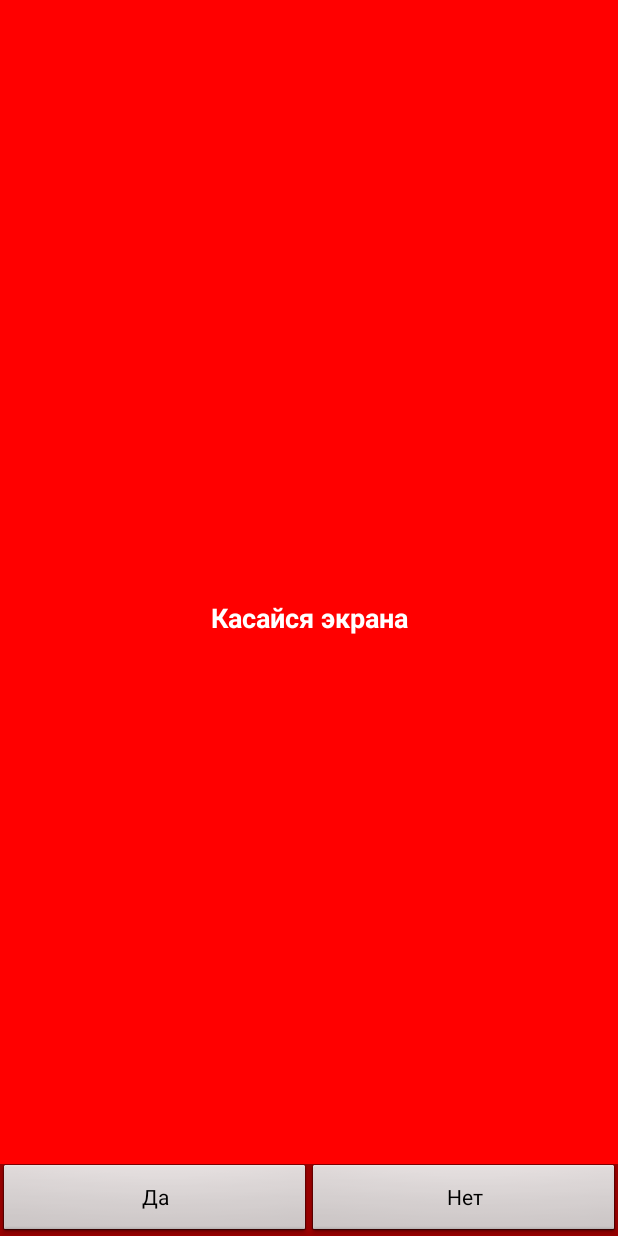
After one commit to teemiik/Express_test, an Android app: the layout activity_screen_test.xml on its own in the app's theme, with its tools: preview values and no code run, on a phone screen of 412 x 824 dp. The commit adds this screen. Run offline under Robolectric (Android 15) with nearby library versions, the phone set to English and light mode, and no system bars.

Commit message:
ScreenTest

```diff
--- /dev/null
+++ b/app/src/main/res/layout/activity_screen_test.xml
@@ -0,0 +1,60 @@
+<FrameLayout xmlns:android="http://schemas.android.com/apk/res/android"
+    xmlns:tools="http://schemas.android.com/tools"
+    android:layout_width="match_parent"
+    android:layout_height="match_parent"
+    android:background="#0099cc"
+    tools:context="com.example.tanat.express_test.ScreenTestActivity">
+
+    <!-- The primary full-screen view. This can be replaced with whatever view
+         is needed to present your content, e.g. VideoView, SurfaceView,
+         TextureView, etc. -->
+    <TextView
+        android:id="@+id/fullscreen_content"
+        android:layout_width="match_parent"
+        android:layout_height="match_parent"
+        android:gravity="center"
+        android:keepScreenOn="true"
+        android:text="@string/touch"
+        android:textColor="@android:color/background_light"
+        android:textSize="18sp"
+        android:textStyle="bold"
+        android:background="@color/red" />
+
+    <!-- This FrameLayout insets its children based on system windows using
+         android:fitsSystemWindows. -->
+    <FrameLayout
+        android:layout_width="match_parent"
+        android:layout_height="match_parent"
+        android:fitsSystemWindows="true">
+
+        <LinearLayout
+            android:id="@+id/fullscreen_content_controls"
+            style="?metaButtonBarStyle"
+            android:layout_width="match_parent"
+            android:layout_height="wrap_content"
+            android:layout_gravity="bottom|center_horizontal"
+            android:background="@color/black_overlay"
+            android:orientation="horizontal"
+            tools:ignore="UselessParent">
+
+            <Button
+                android:id="@+id/b_yes"
+                style="@android:style/Widget.Button.Small"
+                android:layout_width="0dp"
+                android:layout_height="wrap_content"
+                android:layout_weight="0.50"
+                android:text="@string/b_yes" />
+
+            <Button
+                android:text="@string/b_no"
+                android:layout_width="0dp"
+                android:layout_height="wrap_content"
+                android:id="@+id/b_no"
+                android:layout_weight="0.50"
+                style="@android:style/Widget.Button.Small" />
+
+        </LinearLayout>
+
+    </FrameLayout>
+
+</FrameLayout>
--- a/app/src/main/res/values/colors.xml
+++ b/app/src/main/res/values/colors.xml
@@ -3,6 +3,12 @@
     <color name="colorPrimary">#3F51B5</color>
     <color name="colorPrimaryDark">#303F9F</color>
     <color name="colorAccent">#FF4081</color>
+    <color name="red">#ff0000</color>
+    <color name="blue">#0000ff</color>
+    <color name="green">#00ff00</color>
+    <color name="gray">#808080</color>
+    <color name="black">#000000</color>
+    <color name="white">#ffffff</color>
 
     <color name="black_overlay">#66000000</color>
 </resources>
--- a/app/src/main/res/values/strings.xml
+++ b/app/src/main/res/values/strings.xml
@@ -3,4 +3,10 @@
 
     <string name="dummy_button">Dummy Button</string>
     <string name="dummy_content">DUMMY\nCONTENT</string>
+
+    <string name="title_activity_screen_test">ScreenTestActivity</string>
+    <string name="touch">Касайся экрана</string>
+    <string name="b_yes">Да</string>
+    <string name="b_no">Нет</string>
+    <string name="vibor">Нашли битый пиксель?</string>
 </resources>
```
Also changed, not shown: app/src/main/java/com/example/tanat/express_test/ScreenTestActivity.java (added, +182 -0 lines).
